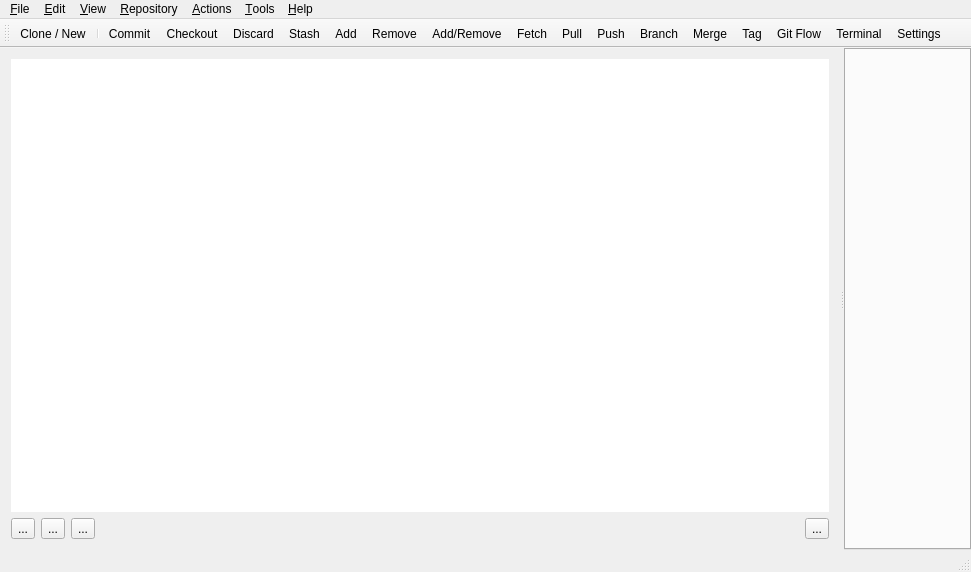
bokic/gitmaster, file qgitmastermainwindow.ui: the form before one commit.
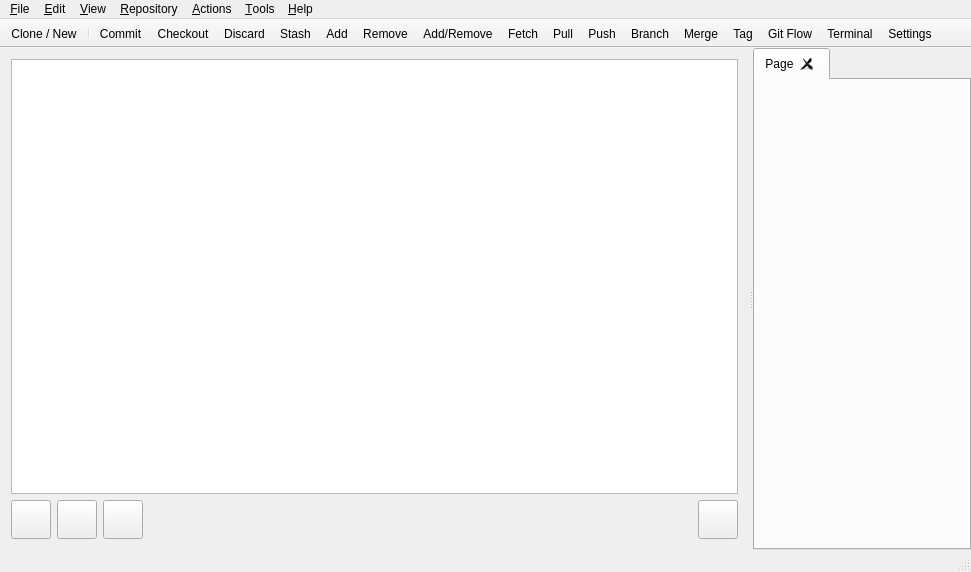
The form after the commit. Custom widgets are drawn as their Qt base class.

Commit message: Design repository widget.

```diff
--- a/qgitmastermainwindow.ui
+++ b/qgitmastermainwindow.ui
@@ -32,33 +32,42 @@
       <property name="orientation">
        <enum>Qt::Horizontal</enum>
       </property>
-      <widget class="QWidget" name="">
+      <widget class="QWidget" name="layoutWidget">
        <layout class="QGridLayout" name="gridLayout">
         <item row="0" column="0" colspan="5">
          <widget class="QListView" name="listView">
           <property name="styleSheet">
-           <string notr="true">border: none</string>
+           <string notr="true">border-color:none</string>
           </property>
          </widget>
         </item>
         <item row="1" column="0">
          <widget class="QToolButton" name="toolButton">
-          <property name="text">
-           <string>...</string>
+          <property name="iconSize">
+           <size>
+            <width>32</width>
+            <height>32</height>
+           </size>
           </property>
          </widget>
         </item>
         <item row="1" column="1">
          <widget class="QToolButton" name="toolButton_2">
-          <property name="text">
-           <string>...</string>
+          <property name="iconSize">
+           <size>
+            <width>32</width>
+            <height>32</height>
+           </size>
           </property>
          </widget>
         </item>
         <item row="1" column="2">
          <widget class="QToolButton" name="toolButton_3">
-          <property name="text">
-           <string>...</string>
+          <property name="iconSize">
+           <size>
+            <width>32</width>
+            <height>32</height>
+           </size>
           </property>
          </widget>
         </item>
@@ -77,8 +86,11 @@
         </item>
         <item row="1" column="4">
          <widget class="QToolButton" name="toolButton_4">
-          <property name="text">
-           <string>...</string>
+          <property name="iconSize">
+           <size>
+            <width>32</width>
+            <height>32</height>
+           </size>
           </property>
          </widget>
         </item>
@@ -88,6 +100,31 @@
        <property name="styleSheet">
         <string notr="true">backgrouund: .QMenuBar.background</string>
        </property>
+       <property name="tabsClosable">
+        <bool>true</bool>
+       </property>
+       <widget class="QWidget" name="tab">
+        <attribute name="title">
+         <string>Page</string>
+        </attribute>
+        <layout class="QVBoxLayout" name="verticalLayout_2">
+         <property name="leftMargin">
+          <number>0</number>
+         </property>
+         <property name="topMargin">
+          <number>0</number>
+         </property>
+         <property name="rightMargin">
+          <number>0</number>
+         </property>
+         <property name="bottomMargin">
+          <number>0</number>
+         </property>
+         <item>
+          <widget class="QGitRepository" name="widget" native="true"/>
+         </item>
+        </layout>
+       </widget>
       </widget>
      </widget>
     </item>
@@ -146,6 +183,21 @@
    <addaction name="menu_Help"/>
   </widget>
   <widget class="QToolBar" name="mainToolBar">
+   <property name="movable">
+    <bool>false</bool>
+   </property>
+   <property name="iconSize">
+    <size>
+     <width>32</width>
+     <height>32</height>
+    </size>
+   </property>
+   <property name="toolButtonStyle">
+    <enum>Qt::ToolButtonTextUnderIcon</enum>
+   </property>
+   <property name="floatable">
+    <bool>false</bool>
+   </property>
    <attribute name="toolBarArea">
     <enum>TopToolBarArea</enum>
    </attribute>
@@ -259,6 +311,14 @@
   </action>
  </widget>
  <layoutdefault spacing="6" margin="11"/>
+ <customwidgets>
+  <customwidget>
+   <class>QGitRepository</class>
+   <extends>QWidget</extends>
+   <header>qgitrepository.h</header>
+   <container>1</container>
+  </customwidget>
+ </customwidgets>
  <resources/>
  <connections/>
 </ui>
```
The commit also changes 5 other files.
